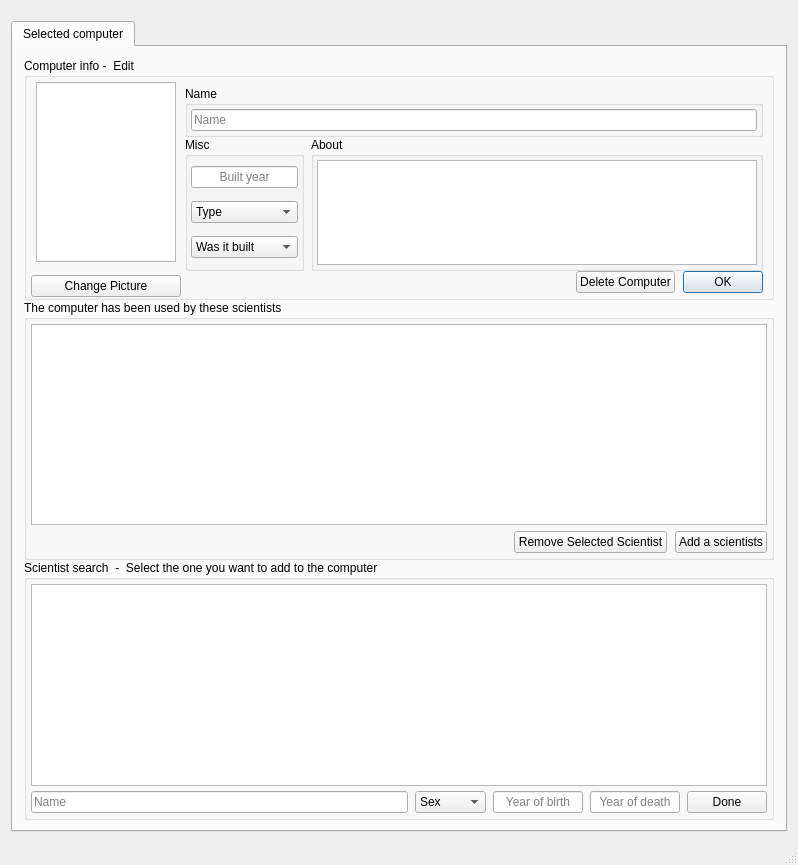
Qt form ComputerScientistsW1/mainwindow.ui (Bosos/T-113-VLN1_Hopur3) before a commit.
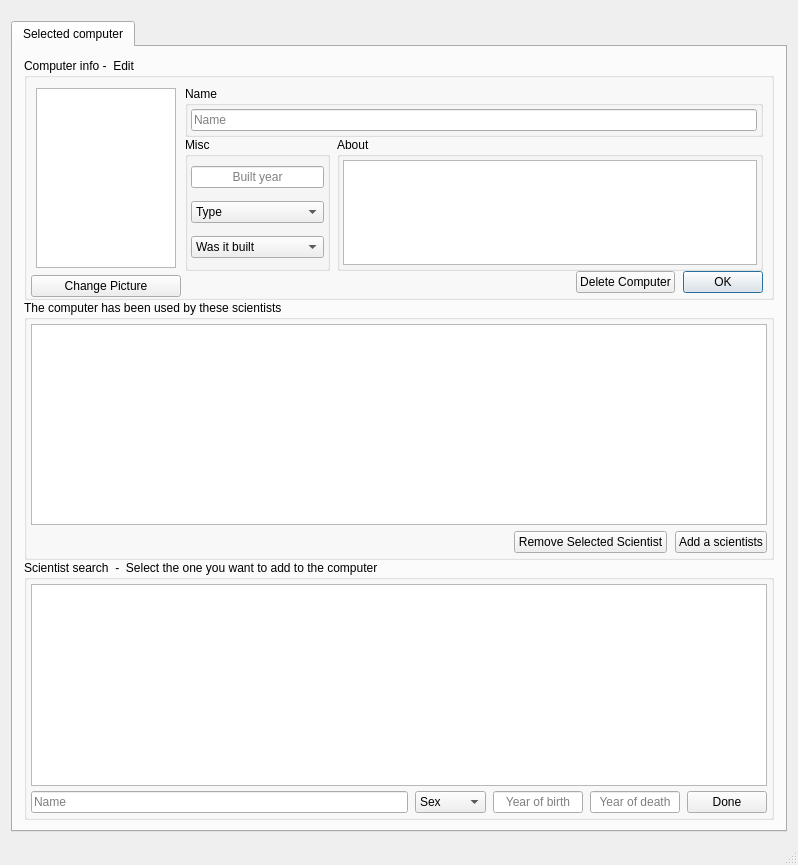
The same form after that commit.

Commit message: Found how to sort tables

The edit to the form file:
```diff
--- a/ComputerScientistsW1/mainwindow.ui
+++ b/ComputerScientistsW1/mainwindow.ui
@@ -576,7 +576,7 @@
                    </property>
                   </widget>
                  </item>
-                 <item alignment="Qt::AlignHCenter|Qt::AlignBottom">
+                 <item alignment="Qt::AlignLeft|Qt::AlignBottom">
                   <widget class="QPushButton" name="scientistChangePictureButton">
                    <property name="minimumSize">
                     <size>
@@ -1158,7 +1158,7 @@
                   <number>0</number>
                  </property>
                  <property name="sizeConstraint">
-                  <enum>QLayout::SetMinimumSize</enum>
+                  <enum>QLayout::SetDefaultConstraint</enum>
                  </property>
                  <property name="leftMargin">
                   <number>0</number>
@@ -1169,7 +1169,7 @@
                  <property name="rightMargin">
                   <number>0</number>
                  </property>
-                 <item alignment="Qt::AlignHCenter|Qt::AlignBottom">
+                 <item alignment="Qt::AlignHCenter|Qt::AlignVCenter">
                   <widget class="QGraphicsView" name="computerSelectedPicture">
                    <property name="minimumSize">
                     <size>
@@ -1185,7 +1185,7 @@
                    </property>
                   </widget>
                  </item>
-                 <item alignment="Qt::AlignHCenter|Qt::AlignBottom">
+                 <item alignment="Qt::AlignHCenter">
                   <widget class="QPushButton" name="computerSelectedChangePicturePushButton">
                    <property name="minimumSize">
                     <size>
@@ -1290,13 +1290,13 @@
                     <widget class="QGroupBox" name="computerSelectedMiscGroupBox">
                      <property name="minimumSize">
                       <size>
-                       <width>119</width>
+                       <width>145</width>
                        <height>0</height>
                       </size>
                      </property>
                      <property name="maximumSize">
                       <size>
-                       <width>119</width>
+                       <width>145</width>
                        <height>16777215</height>
                       </size>
                      </property>
@@ -1327,9 +1327,15 @@
                           <height>16777215</height>
                          </size>
                         </property>
+                        <property name="inputMask">
+                         <string/>
+                        </property>
                         <property name="text">
                          <string/>
                         </property>
+                        <property name="maxLength">
+                         <number>4</number>
+                        </property>
                         <property name="alignment">
                          <set>Qt::AlignCenter</set>
                         </property>
```
The commit also changes 2 other files.
